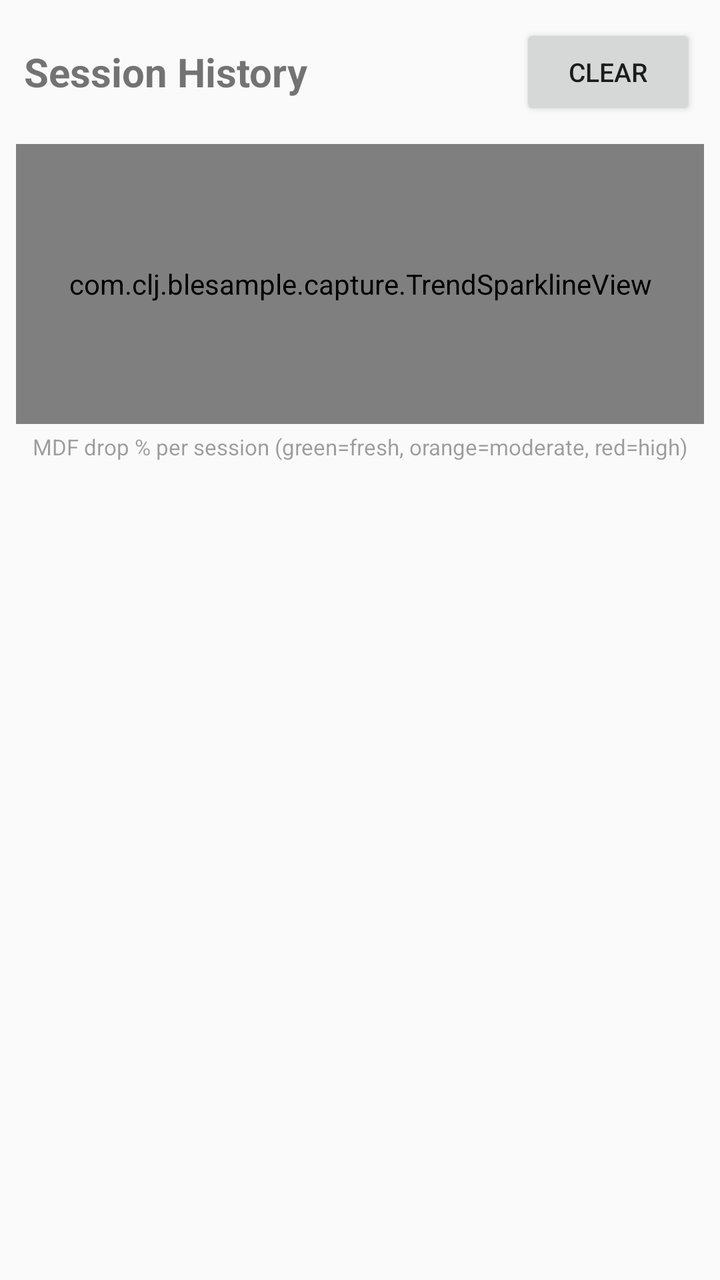
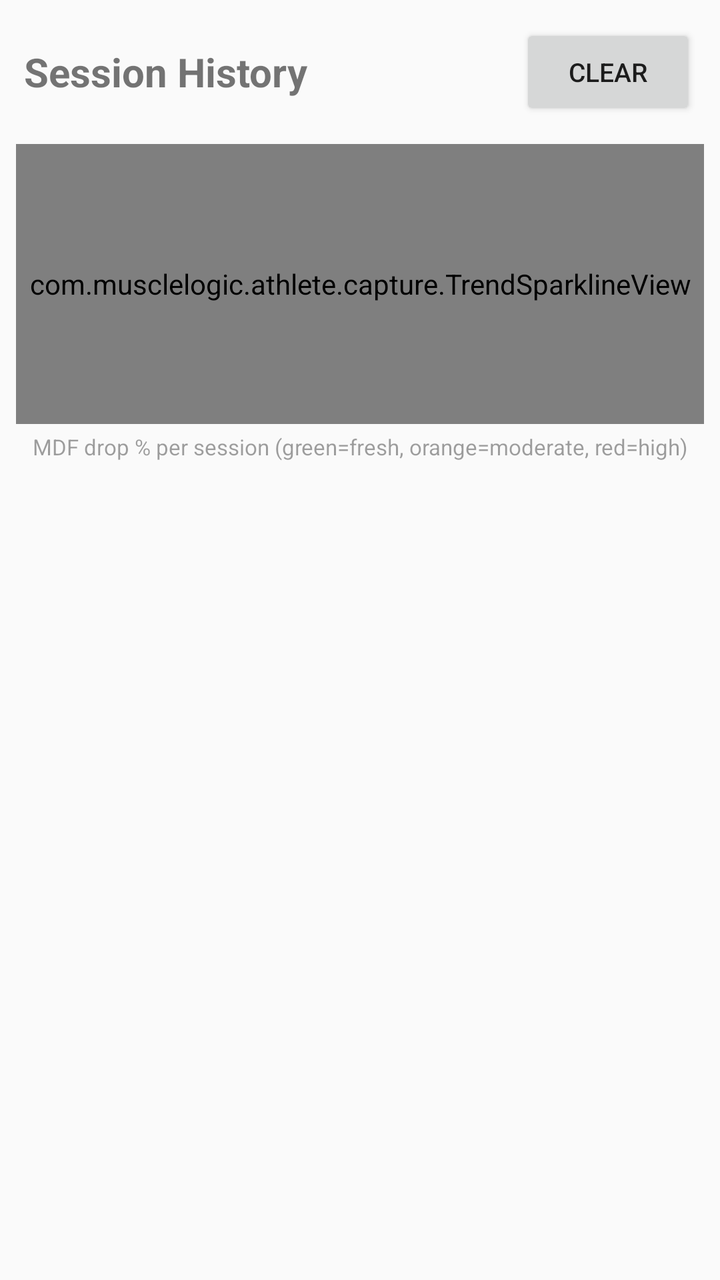

Compare the two renders of this Android layout. The source of the first and the diff that turns it into the second are given below.
<!-- AndroidManifest.xml: application theme AppTheme -->
<!-- res/layout/activity_session_history.xml -->
<?xml version="1.0" encoding="utf-8"?>
<LinearLayout xmlns:android="http://schemas.android.com/apk/res/android"
    android:layout_width="match_parent"
    android:layout_height="match_parent"
    android:orientation="vertical">

    
    <LinearLayout
        android:layout_width="match_parent"
        android:layout_height="wrap_content"
        android:orientation="horizontal"
        android:gravity="center_vertical"
        android:padding="12dp">

        <TextView
            android:layout_width="0dp"
            android:layout_height="wrap_content"
            android:layout_weight="1"
            android:text="Session History"
            android:textSize="20sp"
            android:textStyle="bold" />

        <Button
            android:id="@+id/btnClearHistory"
            android:layout_width="wrap_content"
            android:layout_height="wrap_content"
            android:text="Clear"
            android:textSize="13sp" />

    </LinearLayout>

    
    <com.clj.blesample.capture.TrendSparklineView
        android:id="@+id/sparkline"
        android:layout_width="match_parent"
        android:layout_height="140dp"
        android:layout_marginStart="8dp"
        android:layout_marginEnd="8dp"
        android:layout_marginBottom="4dp"
        android:background="#FF1A1A2E" />

    <TextView
        android:layout_width="match_parent"
        android:layout_height="wrap_content"
        android:text="MDF drop % per session (green=fresh, orange=moderate, red=high)"
        android:textSize="11sp"
        android:gravity="center"
        android:paddingBottom="8dp"
        android:alpha="0.7" />

    
    <androidx.recyclerview.widget.RecyclerView
        android:id="@+id/recyclerHistory"
        android:layout_width="match_parent"
        android:layout_height="0dp"
        android:layout_weight="1" />

</LinearLayout>
<!-- resources referenced by this layout -->
<resources>
  <style name="AppTheme" parent="Theme.AppCompat.Light.NoActionBar">
          <item name="colorPrimary">@color/colorPrimary</item>
          <item name="colorPrimaryDark">@color/colorPrimaryDark</item>
          <item name="colorAccent">@color/colorAccent</item>
      </style>
  <color name="colorPrimary">#1DE9B6</color>
  <color name="colorPrimaryDark">#1DE9B6</color>
  <color name="colorAccent">#FF5722</color>
</resources>

<!-- the commit's change to res/layout/activity_session_history.xml (unified diff, before → after) -->
@@ -30,7 +30,7 @@
     </LinearLayout>
 
     
-    <com.clj.blesample.capture.TrendSparklineView
+    <com.musclelogic.athlete.capture.TrendSparklineView
         android:id="@+id/sparkline"
         android:layout_width="match_parent"
         android:layout_height="140dp"
